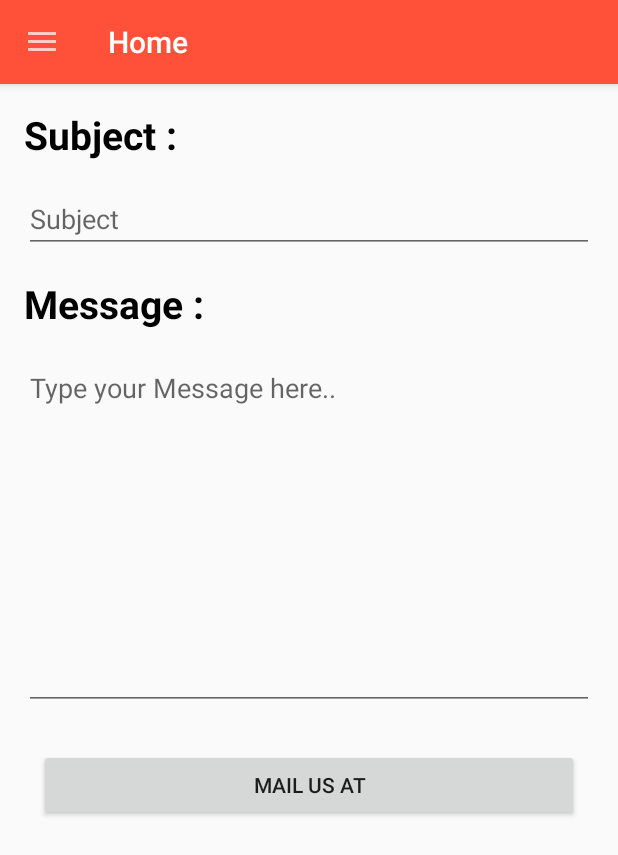
After one commit to amicsood/Food-Ordering, an Android app: the fragment CustomerSupportFragment placed in its activity, on a phone screen of 412 x 824 dp. The commit adds this screen. Shown: the top 855 px of the screen. Run offline under Robolectric (Android 15) with nearby library versions, the phone set to English and light mode, and no system bars; our stand-ins replace Volley; network calls fail.

Commit message:
Add Customer Support Email

```diff
--- a/app/src/main/AndroidManifest.xml
+++ b/app/src/main/AndroidManifest.xml
@@ -5,6 +5,7 @@
 
     <uses-permission android:name="android.permission.INTERNET" />
     <uses-permission android:name="android.permission.ACCESS_NETWORK_STATE" />
+    <uses-permission android:name="android.permission.CALL_PHONE" />
 
     <application
         android:allowBackup="true"
--- a/app/src/main/java/com/samael/foodordering/activity/DashboardActivity.kt
+++ b/app/src/main/java/com/samael/foodordering/activity/DashboardActivity.kt
@@ -5,10 +5,8 @@ import android.content.Intent
 import android.content.SharedPreferences
 import androidx.appcompat.app.AppCompatActivity
 import android.os.Bundle
-import android.os.Handler
 import android.view.LayoutInflater
 import android.view.MenuItem
-import android.view.inputmethod.InputMethodManager
 import android.widget.FrameLayout
 import android.widget.TextView
 import android.widget.Toast
@@ -21,7 +19,6 @@ import androidx.drawerlayout.widget.DrawerLayout
 import com.google.android.material.navigation.NavigationView
 import com.samael.foodordering.fragment.*
 import com.samael.foodordering.R
-import org.json.JSONObject
 
 class DashboardActivity : AppCompatActivity() {
 
@@ -126,6 +123,13 @@ class DashboardActivity : AppCompatActivity() {
                     supportActionBar?.title = "Order History"
                 }
 
+                R.id.customerSupport -> {
+                    supportFragmentManager.beginTransaction()
+                        .replace(R.id.frameLayout, CustomerSupportFragment()).commit()
+                    drawerLayout.closeDrawers()
+                    supportActionBar?.title = "Customer Support"
+                }
+
                 R.id.faq -> {
                     supportFragmentManager.beginTransaction()
                         .replace(R.id.frameLayout, FaqFragment()).commit()
--- /dev/null
+++ b/app/src/main/java/com/samael/foodordering/fragment/CustomerSupportFragment.kt
@@ -0,0 +1,56 @@
+package com.samael.foodordering.fragment
+
+import android.content.Intent
+import android.net.Uri
+import android.os.Bundle
+import androidx.fragment.app.Fragment
+import android.view.LayoutInflater
+import android.view.View
+import android.view.ViewGroup
+import android.widget.Button
+import android.widget.EditText
+import android.widget.Toast
+import com.samael.foodordering.R
+
+
+class CustomerSupportFragment : Fragment() {
+
+    override fun onCreateView(
+        inflater: LayoutInflater, container: ViewGroup?,
+        savedInstanceState: Bundle?
+    ): View? {
+        val view = inflater.inflate(R.layout.fragment_customer_support, container, false)
+        val sendbtn = view.findViewById<Button>(R.id.mailButton)
+
+        sendbtn.setOnClickListener {
+            val email = "abc@gmail.com"
+            val subject = view.findViewById<EditText>(R.id.EmailSubject).text.toString()
+            val message = view.findViewById<EditText>(R.id.EmailMessage).text.toString()
+
+
+            val selectorIntent = Intent(Intent.ACTION_SENDTO)
+            val urlString =
+                "mailto:" + Uri.encode(email) + "?subject=" + Uri.encode(subject) + "&body=" + Uri.encode(
+                    message
+                )
+            selectorIntent.data = Uri.parse(urlString)
+
+            val intent = Intent(Intent.ACTION_SEND)
+            intent.putExtra(Intent.EXTRA_EMAIL, arrayOf(email))
+            intent.putExtra(Intent.EXTRA_SUBJECT, subject)
+            intent.putExtra(Intent.EXTRA_TEXT, message)
+            intent.selector = selectorIntent
+            if (intent.resolveActivity(activity!!.packageManager) != null) {
+                startActivity(Intent.createChooser(intent, "Send email"))
+            } else {
+                Toast.makeText(
+                    activity,
+                    "Required App is not installed",
+                    Toast.LENGTH_LONG
+                ).show()
+            }
+        }
+        return view
+    }
+
+}
--- /dev/null
+++ b/app/src/main/res/drawable/ic_customer_support.xml
@@ -0,0 +1,19 @@
+<vector xmlns:android="http://schemas.android.com/apk/res/android"
+    android:width="24dp"
+    android:height="24dp"
+    android:viewportWidth="24"
+    android:viewportHeight="24"
+    android:tint="?attr/colorControlNormal">
+  <path
+      android:fillColor="@android:color/white"
+      android:pathData="M21,12.22C21,6.73 16.74,3 12,3c-4.69,0 -9,3.65 -9,9.28C2.4,12.62 2,13.26 2,14v2c0,1.1 0.9,2 2,2h1v-6.1c0,-3.87 3.13,-7 7,-7s7,3.13 7,7V19h-8v2h8c1.1,0 2,-0.9 2,-2v-1.22c0.59,-0.31 1,-0.92 1,-1.64v-2.3C22,13.14 21.59,12.53 21,12.22z"/>
+  <path
+      android:fillColor="@android:color/white"
+      android:pathData="M9,13m-1,0a1,1 0,1 1,2 0a1,1 0,1 1,-2 0"/>
+  <path
+      android:fillColor="@android:color/white"
+      android:pathData="M15,13m-1,0a1,1 0,1 1,2 0a1,1 0,1 1,-2 0"/>
+  <path
+      android:fillColor="@android:color/white"
+      android:pathData="M18,11.03C17.52,8.18 15.04,6 12.05,6c-3.03,0 -6.29,2.51 -6.03,6.45c2.47,-1.01 4.33,-3.21 4.86,-5.89C12.19,9.19 14.88,11 18,11.03z"/>
+</vector>
--- /dev/null
+++ b/app/src/main/res/layout/fragment_customer_support.xml
@@ -0,0 +1,52 @@
+<?xml version="1.0" encoding="utf-8"?>
+<LinearLayout xmlns:android="http://schemas.android.com/apk/res/android"
+    xmlns:app="http://schemas.android.com/apk/res-auto"
+    xmlns:tools="http://schemas.android.com/tools"
+    android:id="@+id/customerSupport"
+    android:layout_width="match_parent"
+    android:layout_height="match_parent"
+    android:orientation="vertical"
+    tools:context=".fragment.CustomerSupportFragment">
+
+    <TextView
+        android:layout_width="wrap_content"
+        android:layout_height="wrap_content"
+        android:text="Subject :"
+        android:textColor="#000000"
+        android:layout_margin="16dp"
+        android:textSize="26sp"
+        android:textStyle="bold"/>
+
+    <EditText
+        android:layout_width="match_parent"
+        android:layout_height="wrap_content"
+        android:id="@+id/EmailSubject"
+        android:layout_marginHorizontal="16dp"
+        android:hint="Subject"/>
+
+    <TextView
+        android:layout_width="wrap_content"
+        android:layout_height="wrap_content"
+        android:text="Message :"
+        android:textColor="#000000"
+        android:layout_margin="16dp"
+        android:textSize="26sp"
+        android:textStyle="bold"/>
+
+    <EditText
+        android:layout_width="match_parent"
+        android:layout_height="wrap_content"
+        android:id="@+id/EmailMessage"
+        android:layout_marginHorizontal="16dp"
+        android:hint="Type your Message here.."
+        android:lines="10"
+        android:gravity="start"/>
+
+    <Button
+        android:id="@+id/mailButton"
+        android:layout_width="match_parent"
+        android:layout_height="wrap_content"
+        android:layout_margin="26dp"
+        android:text="@string/mail_us_at" />
+
+</LinearLayout>
--- a/app/src/main/res/menu/menu_drawer.xml
+++ b/app/src/main/res/menu/menu_drawer.xml
@@ -24,6 +24,11 @@
             android:icon="@drawable/ic_history"/>
 
         <item
+            android:id="@+id/customerSupport"
+            android:title="Customer Support"
+            android:icon="@drawable/ic_customer_support"/>
+
+        <item
             android:id="@+id/faq"
             android:title="FAQs"
             android:icon="@drawable/ic_faq"/>
--- a/app/src/main/res/values/strings.xml
+++ b/app/src/main/res/values/strings.xml
@@ -54,4 +54,5 @@
     <string name="date_of_order">Date Of Order</string>
     <string name="your_previous_orders_are_listed_below">Your previous orders are listed below: </string>
     <string name="rs_400">Rs. 400</string>
+    <string name="mail_us_at">Mail Us At</string>
 </resources>
```
